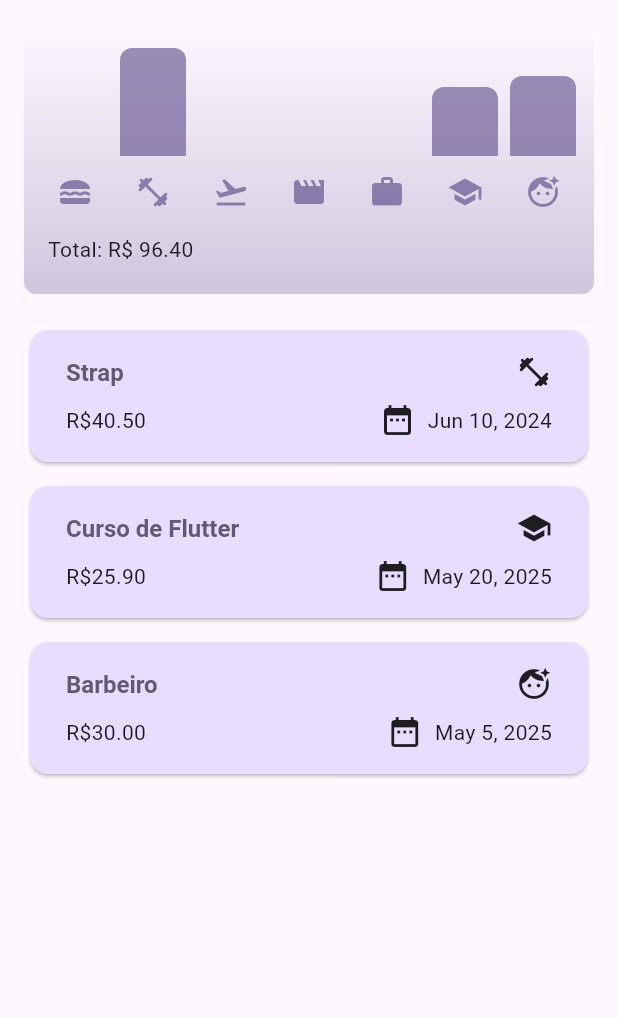
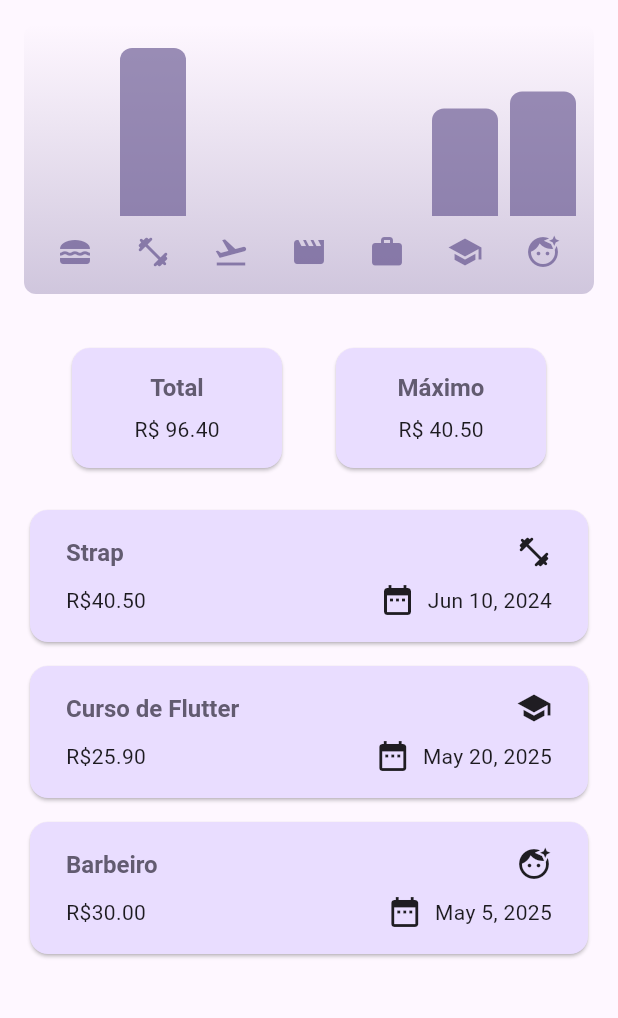
Before and after one commit to Gabrielst27/expense-tracker, a Flutter app: the screen it shows after launch, on a phone screen of 412 x 824 dp, the part 84-1102 px from its top. Run offline on Flutter 3.47's test engine with Material 3 defaults, Android fonts, the phone set to English and light mode, and no system bars.

Commit message:
feat: added totalizer

```diff
--- a/lib/screens/expenses_screen.dart
+++ b/lib/screens/expenses_screen.dart
@@ -3,6 +3,7 @@ import 'package:expense_tracker/models/expense.dart';
 import 'package:expense_tracker/widgets/add_expense.dart';
 import 'package:expense_tracker/widgets/chart/chart.dart';
 import 'package:expense_tracker/widgets/expenses-list/expenses_list.dart';
+import 'package:expense_tracker/widgets/totalizers.dart';
 import 'package:flutter/material.dart';
 
 class ExpensesScreen extends StatefulWidget {
@@ -56,10 +57,14 @@ class _ExpensesScreenState extends State<ExpensesScreen> {
     Widget mainContent = Center(
       child: Text('Sem despesas encontradas. Adicione despesas!'),
     );
+    Widget totalizers = Center(child: Text(''));
     if (registeredExpenses.isNotEmpty) {
       mainContent = ExpensesList(
         expenses: registeredExpenses,
         onRemoveExpense: _removeExpense,
+      );
+      totalizers = Totalizer(
+        allExpenses: registeredExpenses,
       );
     }
     return Scaffold(
@@ -75,6 +80,9 @@ class _ExpensesScreenState extends State<ExpensesScreen> {
       body: Column(
         children: [
           Chart(expenses: registeredExpenses),
+          const SizedBox(height: 16),
+          totalizers,
+          const SizedBox(height: 16),
           Expanded(
             child: mainContent,
           ),
--- a/lib/widgets/chart/chart.dart
+++ b/lib/widgets/chart/chart.dart
@@ -20,14 +20,6 @@ class Chart extends StatelessWidget {
       ExpenseBucket.forCategory(expenses, category: ECategory.learning),
       ExpenseBucket.forCategory(expenses, category: ECategory.aesthetic),
     ];
-  }
-
-  double get totalExpense {
-    double totalExpense = 0;
-    for (final bucket in buckets) {
-      totalExpense += bucket.totalAmount;
-    }
-    return totalExpense;
   }
 
   double get maxTotalExpense {
@@ -98,16 +90,6 @@ class Chart extends StatelessWidget {
                 )
                 .toList(),
           ),
-          const SizedBox(height: 12),
-          Padding(
-            padding: EdgeInsets.symmetric(vertical: 4, horizontal: 8),
-            child: Row(
-              mainAxisAlignment: MainAxisAlignment.spaceBetween,
-              children: [
-                Text('Total: R\$ ${totalExpense.toStringAsFixed(2)}'),
-              ],
-            ),
-          ),
         ],
       ),
     );
--- /dev/null
+++ b/lib/widgets/totalizers.dart
@@ -0,0 +1,60 @@
+import 'package:expense_tracker/models/expense.dart';
+import 'package:flutter/material.dart';
+
+class Totalizer extends StatelessWidget {
+  const Totalizer({super.key, required this.allExpenses});
+
+  final List<Expense> allExpenses;
+
+  @override
+  Widget build(BuildContext context) {
+    double totalAmount = 0;
+    double maxAmount = 0;
+    for (final expense in allExpenses) {
+      totalAmount += expense.amount;
+      if (expense.amount > maxAmount) {
+        maxAmount = expense.amount;
+      }
+    }
+    return Container(
+      padding: EdgeInsets.symmetric(horizontal: 16),
+      child: Row(
+        mainAxisAlignment: MainAxisAlignment.spaceEvenly,
+        children: [
+          Card(
+            child: Container(
+              width: 140,
+              padding: EdgeInsets.symmetric(vertical: 16, horizontal: 24),
+              child: Column(
+                children: [
+                  Text(
+                    'Total',
+                    style: Theme.of(context).textTheme.titleLarge,
+                  ),
+                  const SizedBox(height: 8),
+                  Text('R\$ ${totalAmount.toStringAsFixed(2)}'),
+                ],
+              ),
+            ),
+          ),
+          Card(
+            child: Container(
+              width: 140,
+              padding: EdgeInsets.symmetric(vertical: 16, horizontal: 24),
+              child: Column(
+                children: [
+                  Text(
+                    'Máximo',
+                    style: Theme.of(context).textTheme.titleLarge,
+                  ),
+                  const SizedBox(height: 8),
+                  Text('R\$ ${maxAmount.toStringAsFixed(2)}'),
+                ],
+              ),
+            ),
+          ),
+        ],
+      ),
+    );
+  }
+}
```
